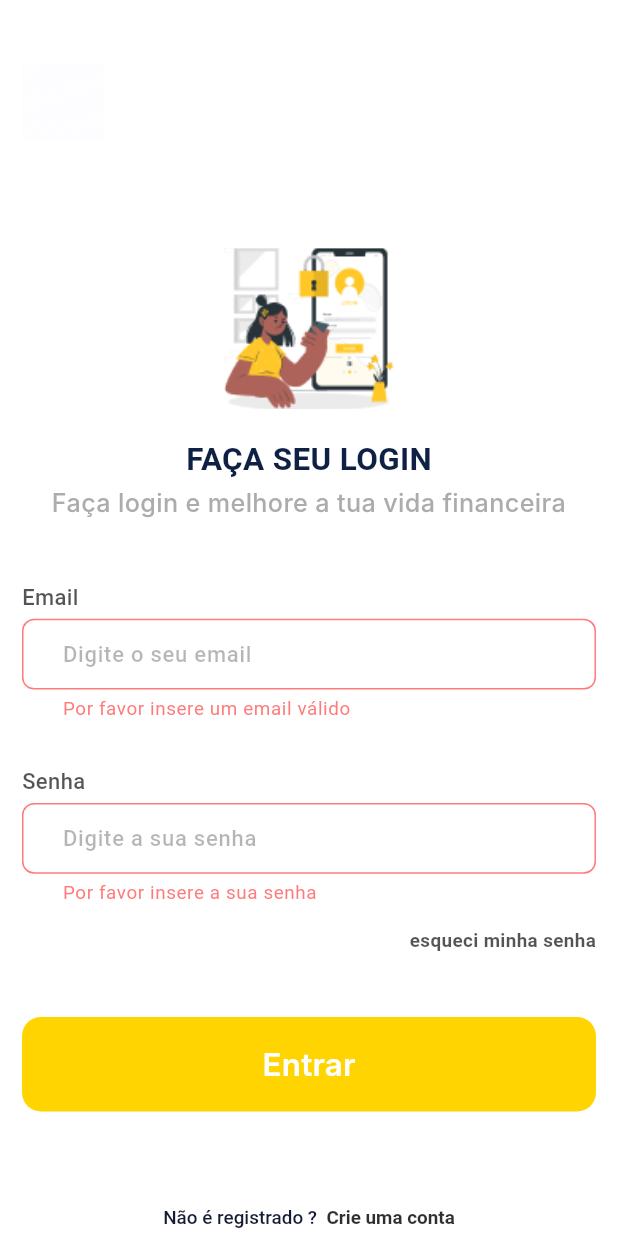
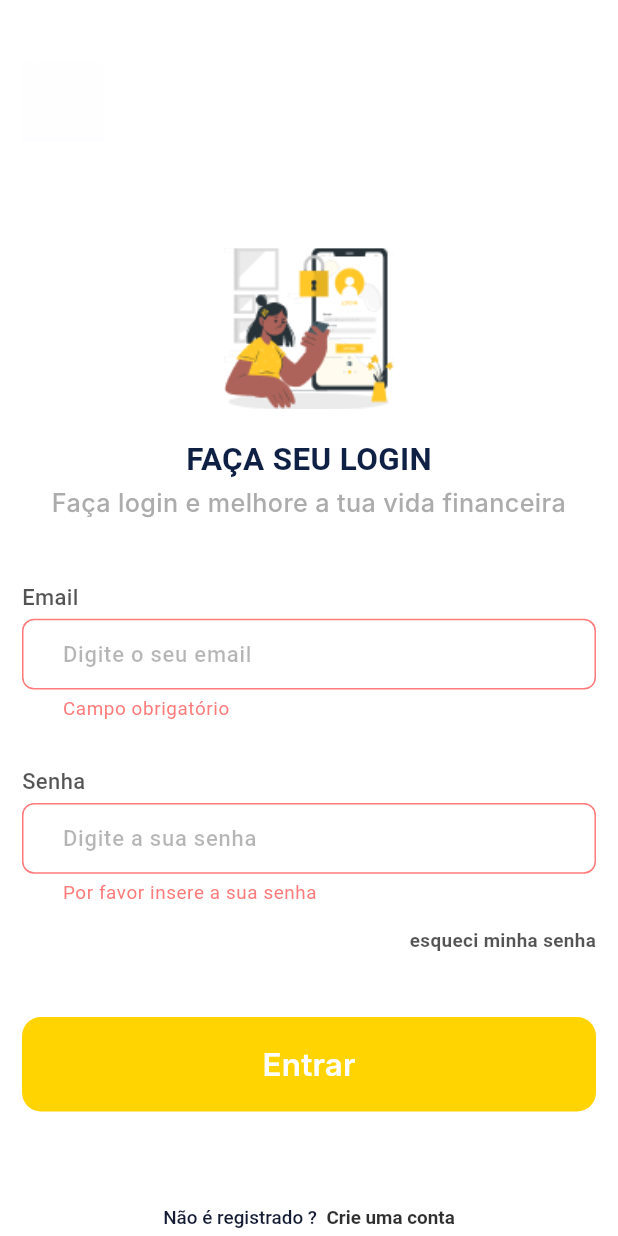
Before and after one commit to WUNDU/wundu-mobile, a Flutter app: the LoginScreen screen opened by its route, after a tap on "Entrar", on a phone screen of 412 x 824 dp. Run offline on Flutter 3.47's test engine with Material 3 defaults, Android fonts, the phone set to English and light mode, and no system bars; our stand-ins replace cached_network_image, dotted_border, equatable, flutter_bloc, flutter_svg, shared_preferences and 1 more; accounts and stored records are empty; Roboto replaces fonts that are missing (Inter, Poppins).

Commit message:
📕 chore: add fix login validate

```diff
--- a/lib/core/utils/image_constant.dart
+++ b/lib/core/utils/image_constant.dart
@@ -27,4 +27,5 @@ class ImageConstant {
   static String menu = '$imagePath/menu.png';
   static String rectangleAddCard = '$imagePath/rectangle_dashed';
   static String ciclePlus = '$imagePath/circle_plus.png';
+  static String userProfile = '$imagePath/user_profile.png';
 }
--- a/lib/views/auth/login/login_screen.dart
+++ b/lib/views/auth/login/login_screen.dart
@@ -132,13 +132,17 @@ class LoginScreen extends StatelessWidget {
                                       ? null
                                       : Colors.red[50],
                                   validator: (value) {
-                                    if (value == null ||
-                                        (!isValidEmail(value,
-                                            isRequired: true))) {
+                                    if (value == null || value.isEmpty) {
                                       context
                                           .read<LoginScreenBloc>()
                                           .add(EmailValidationErrorEvent());
-                                      return "Por favor insere um email válido";
+                                      return "Campo obrigatório";
+                                    }
+                                    if (!isValidEmail(value)) {
+                                      context
+                                          .read<LoginScreenBloc>()
+                                          .add(EmailValidationErrorEvent());
+                                      return "Formato de email inválido";
                                     }
                                     return null;
                                   },
--- a/pubspec.yaml
+++ b/pubspec.yaml
@@ -46,6 +46,7 @@ dependencies:
   cupertino_icons: ^1.0.8
   dotted_border: ^2.1.0
   http: ^1.3.0
+  niku: ^2.4.3
   # The following adds the Cupertino Icons font to your application.
   # Use with the CupertinoIcons class for iOS style icons.
 
```
Also changed, not shown: assets/images/user_profile.png (added), pubspec.lock.
